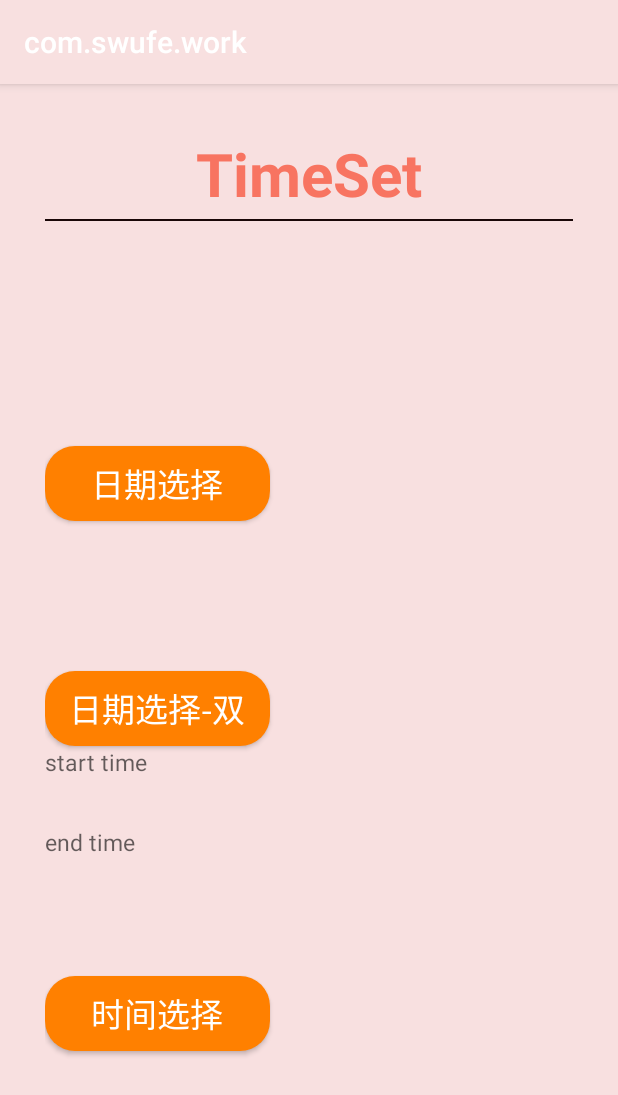
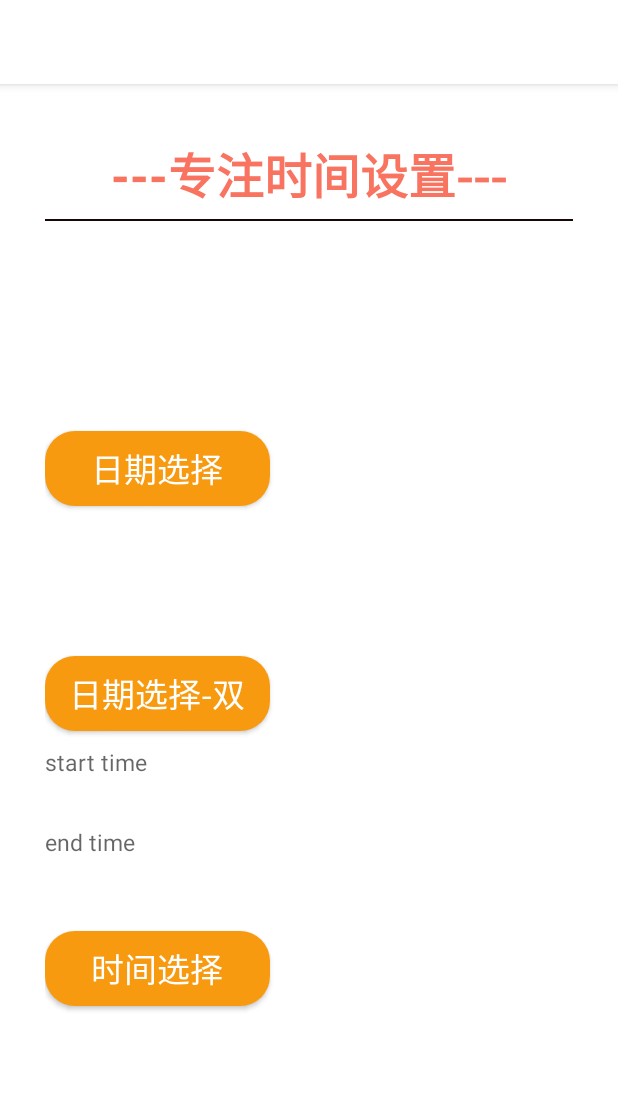
Before and after one commit to SongXingchen19/com.swufe.work, an Android app: the screen it shows after launch (MainActivity), on a phone screen of 412 x 824 dp. Shown: the top 1095 px of the screen. Run offline under Robolectric (Android 15) with nearby library versions, the phone set to English and light mode, and no system bars.

Commit message:
commit 2 MainActivity 界面设计（第6次） 下一步将完善ThirdActivity

```diff
--- a/app/src/main/res/drawable/button_bg.xml
+++ b/app/src/main/res/drawable/button_bg.xml
@@ -2,6 +2,6 @@
 <shape xmlns:android="http://schemas.android.com/apk/res/android"
     android:shape="rectangle">
 
-    <solid android:color="#FF8000" />
+    <solid android:color="#F89A10" />
     <corners android:radius="20dp" />
 </shape>
--- a/app/src/main/res/layout/activity_main.xml
+++ b/app/src/main/res/layout/activity_main.xml
@@ -16,9 +16,9 @@
         android:layout_height="60dp"
         android:gravity="center"
         android:lineSpacingExtra="27dp"
-        android:text="TimeSet"
+        android:text="---专注时间设置---"
         android:textColor="#F87461"
-        android:textSize="40sp"
+        android:textSize="32sp"
         android:textStyle="bold"
         />
 
@@ -33,7 +33,7 @@
         android:id="@+id/showdailog"
         android:layout_width="150dp"
         android:layout_height="50dp"
-        android:layout_marginTop="150dp"
+        android:layout_marginTop="140dp"
         android:textSize="22sp"
         android:textColor="#ffffff"
         android:background="@drawable/button_bg"/>
@@ -67,6 +67,7 @@
         android:textColor="#333333"
         android:textSize="15sp"
         android:hint="@string/start_time"
+        android:layout_marginTop="10dp"
         />
 
     <TextView
@@ -86,7 +87,7 @@
         android:text="时间选择"
         android:layout_width="150dp"
         android:layout_height="50dp"
-        android:layout_marginTop="60dp"
+        android:layout_marginTop="30dp"
         android:textSize="22sp"
         android:textColor="#ffffff"
         android:background="@drawable/button_bg"/>
--- a/app/src/main/res/layout/dialog_date.xml
+++ b/app/src/main/res/layout/dialog_date.xml
@@ -16,7 +16,8 @@
         android:id="@+id/st"
         android:layout_width="wrap_content"
         android:layout_height="190dp"
-        android:calendarViewShown="false"></DatePicker>
+        android:calendarViewShown="false"
+        ></DatePicker>
 
     <TextView
         android:layout_width="wrap_content"
--- a/app/src/main/res/values/colors.xml
+++ b/app/src/main/res/values/colors.xml
@@ -1,8 +1,8 @@
 <?xml version="1.0" encoding="utf-8"?>
 <resources>
-    <color name="colorPrimary">#F8E0E0</color>
+    <color name="colorPrimary">#FFFFFF</color>
     <color name="colorPrimaryDark">#3700B3</color>
-    <color name="colorAccent">#569DA7</color>
+    <color name="colorAccent">#F89A10</color>
     <color name="colorLine">#190707</color>
     <color name="colorBg">#FBF5EF</color>
 </resources>
--- a/app/src/main/res/values/strings.xml
+++ b/app/src/main/res/values/strings.xml
@@ -4,4 +4,5 @@
     <string name="calender">Calender</string>
     <string name="start_time">start time</string>
     <string name="end_time">end time</string>
+
 </resources>
```
